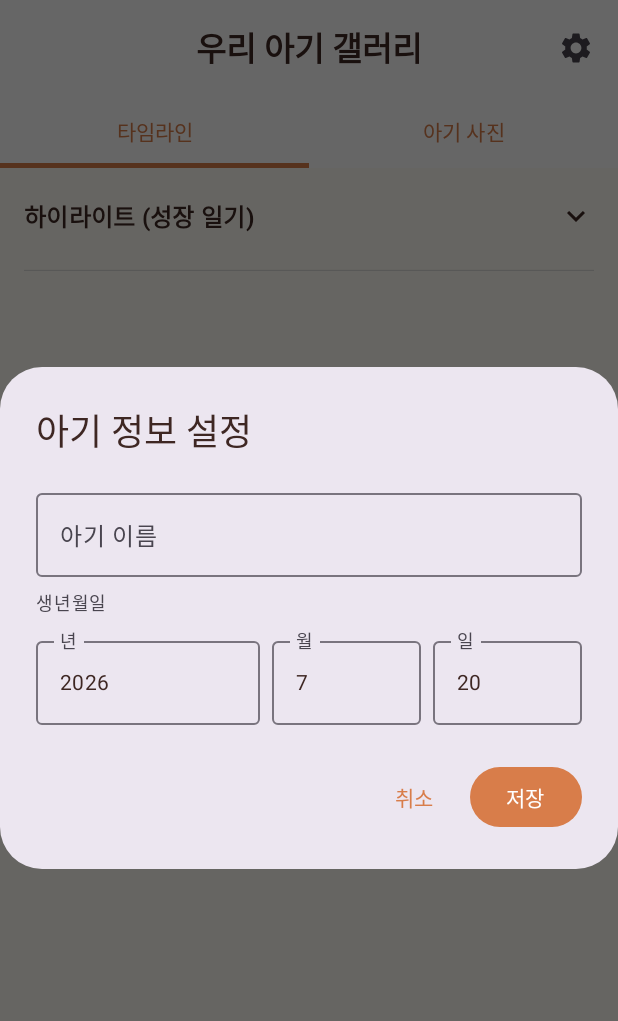
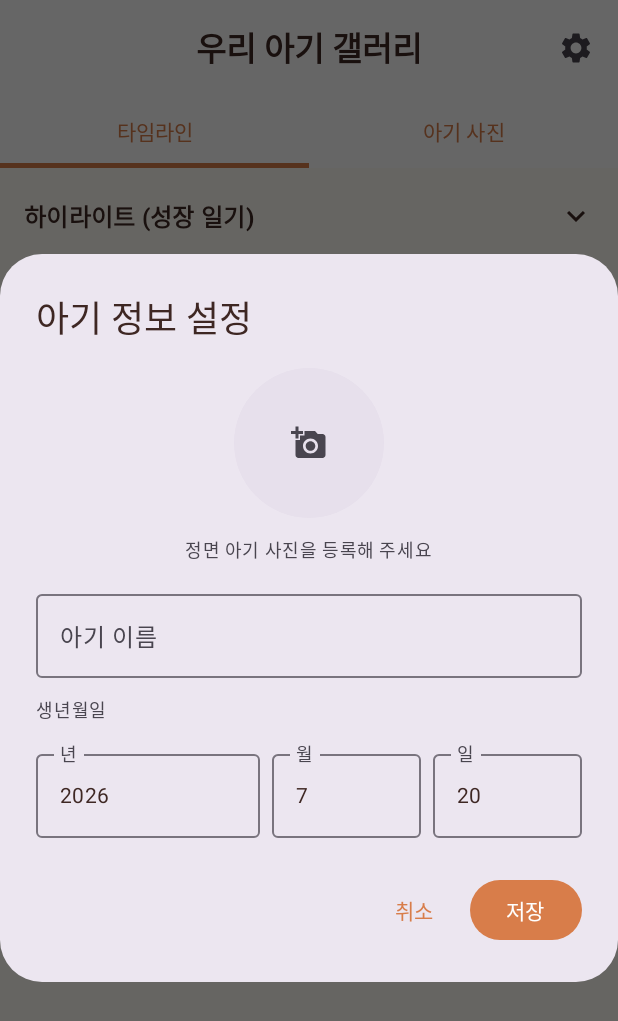
Before and after one commit to Hwang-Sungmin/Haru-i, an Android app built with Jetpack Compose: the screen it shows after launch (MainActivity), after a tap on "설정", on a phone screen of 412 x 824 dp. Shown: the top 1021 px of the screen. Run offline under Robolectric (Android 15) with nearby library versions, the light colour scheme and no system bars; our stand-ins replace Room's generated code; libraries missing offline, so code that uses them is left out: com.google.mlkit.vision, kotlinx.coroutines.tasks; pictures from the network do not load; 1 other tap on this screen came first.

Commit message:
feat: 네트워크 인터페이스 정의, 우리 아기 정밀 등록 기능 추가

```diff
--- a/app/src/main/java/com/sungmin/haru_i/data/BabyManager.kt
+++ b/app/src/main/java/com/sungmin/haru_i/data/BabyManager.kt
@@ -8,7 +8,8 @@ import kotlinx.coroutines.flow.asStateFlow
 
 data class BabyInfo(
     val name: String = "",
-    val birthday: Long = 0L // Timestamp in milliseconds
+    val birthday: Long = 0L, // Timestamp in milliseconds
+    val referencePhotoUri: String? = null // 기준 사진 URI 추가
 )
 
 class BabyManager(context: Context) {
@@ -20,15 +21,17 @@ class BabyManager(context: Context) {
     private fun loadBabyInfo(): BabyInfo {
         val name = prefs.getString("baby_name", "") ?: ""
         val birthday = prefs.getLong("baby_birthday", 0L)
-        return BabyInfo(name, birthday)
+        val photoUri = prefs.getString("baby_photo", null)
+        return BabyInfo(name, birthday, photoUri)
     }
 
-    fun updateBabyInfo(name: String, birthday: Long) {
+    fun updateBabyInfo(name: String, birthday: Long, photoUri: String? = null) {
         prefs.edit().apply {
             putString("baby_name", name)
             putLong("baby_birthday", birthday)
+            putString("baby_photo", photoUri ?: _babyInfo.value.referencePhotoUri)
             apply()
         }
-        _babyInfo.value = BabyInfo(name, birthday)
+        _babyInfo.value = BabyInfo(name, birthday, photoUri ?: _babyInfo.value.referencePhotoUri)
     }
 }
--- a/app/src/main/java/com/sungmin/haru_i/ui/gallery/GalleryScreen.kt
+++ b/app/src/main/java/com/sungmin/haru_i/ui/gallery/GalleryScreen.kt
@@ -1,8 +1,10 @@
 package com.sungmin.haru_i.ui.gallery
 
 import android.Manifest
+import android.net.Uri
 import android.os.Build
 import androidx.activity.compose.rememberLauncherForActivityResult
+import androidx.activity.result.PickVisualMediaRequest
 import androidx.activity.result.contract.ActivityResultContracts
 import androidx.compose.animation.AnimatedVisibility
 import androidx.compose.animation.expandVertically
@@ -12,6 +14,7 @@ import androidx.compose.foundation.background
 import androidx.compose.foundation.clickable
 import androidx.compose.foundation.combinedClickable
 import androidx.compose.foundation.layout.*
+import androidx.compose.foundation.lazy.LazyColumn
 import androidx.compose.foundation.lazy.LazyRow
 import androidx.compose.foundation.lazy.grid.*
 import androidx.compose.foundation.lazy.items
@@ -132,15 +135,17 @@ fun GalleryScreen(
             }
         }
     ) { paddingValues ->
+        val context = LocalContext.current
         Box(modifier = Modifier.fillMaxSize().padding(paddingValues)) {
             if (showSettingsDialog) {
                 val currentInfo = (uiState as? GalleryUiState.Success)?.babyInfo ?: BabyInfo()
                 BabySettingsDialog(
                     initialName = currentInfo.name,
                     initialBirthday = currentInfo.birthday,
+                    initialPhotoUri = currentInfo.referencePhotoUri,
                     onDismiss = { showSettingsDialog = false },
-                    onSave = { name, birthday ->
-                        viewModel.updateBabyInfo(name, birthday)
+                    onSave = { name, birthday, photoUri ->
+                        viewModel.updateBabyInfo(name, birthday, photoUri, context)
                         showSettingsDialog = false
                     }
                 )
@@ -283,82 +288,52 @@ fun BabyInfoBanner(babyInfo: BabyInfo) {
 }
 
 @Composable
-fun BabySettingsDialog(initialName: String, initialBirthday: Long, onDismiss: () -> Unit, onSave: (String, Long) -> Unit) {
+fun BabySettingsDialog(initialName: String, initialBirthday: Long, initialPhotoUri: String?, onDismiss: () -> Unit, onSave: (String, Long, Uri?) -> Unit) {
     var name by remember { mutableStateOf(initialName) }
+    var selectedPhotoUri by remember { mutableStateOf<Uri?>(initialPhotoUri?.let { Uri.parse(it) }) }
+    val photoPickerLauncher = rememberLauncherForActivityResult(contract = ActivityResultContracts.PickVisualMedia()) { uri -> if (uri != null) selectedPhotoUri = uri }
     val cal = Calendar.getInstance().apply { if (initialBirthday > 0) timeInMillis = initialBirthday }
     var year by remember { mutableStateOf(cal.get(Calendar.YEAR).toString()) }
     var month by remember { mutableStateOf((cal.get(Calendar.MONTH) + 1).toString()) }
     var day by remember { mutableStateOf(cal.get(Calendar.DAY_OF_MONTH).toString()) }
-
     AlertDialog(
-        onDismissRequest = onDismiss,
-        title = { Text("아기 정보 설정") },
+        onDismissRequest = onDismiss, title = { Text("아기 정보 설정") },
         text = {
-            Column(verticalArrangement = Arrangement.spacedBy(8.dp)) {
+            Column(verticalArrangement = Arrangement.spacedBy(12.dp)) {
+                Box(modifier = Modifier.size(100.dp).align(Alignment.CenterHorizontally).clip(CircleShape).background(MaterialTheme.colorScheme.surfaceVariant).clickable { photoPickerLauncher.launch(PickVisualMediaRequest(ActivityResultContracts.PickVisualMedia.ImageOnly)) }, contentAlignment = Alignment.Center) {
+                    if (selectedPhotoUri != null) AsyncImage(model = selectedPhotoUri, contentDescription = null, modifier = Modifier.fillMaxSize(), contentScale = ContentScale.Crop)
+                    else Icon(Icons.Default.AddAPhoto, null, tint = MaterialTheme.colorScheme.onSurfaceVariant)
+                }
+                Text("정면 아기 사진을 등록해 주세요", style = MaterialTheme.typography.bodySmall, modifier = Modifier.align(Alignment.CenterHorizontally))
                 OutlinedTextField(value = name, onValueChange = { name = it }, label = { Text("아기 이름") }, modifier = Modifier.fillMaxWidth())
-                Text("생년월일", style = MaterialTheme.typography.labelMedium)
-                Row(horizontalArrangement = Arrangement.spacedBy(8.dp)) {
-                    OutlinedTextField(value = year, onValueChange = { year = it }, label = { Text("년") }, modifier = Modifier.weight(1.5f))
-                    OutlinedTextField(value = month, onValueChange = { month = it }, label = { Text("월") }, modifier = Modifier.weight(1f))
-                    OutlinedTextField(value = day, onValueChange = { day = it }, label = { Text("일") }, modifier = Modifier.weight(1f))
-                }
+                Text("생년월일", style = MaterialTheme.typography.labelMedium); Row(horizontalArrangement = Arrangement.spacedBy(8.dp)) { OutlinedTextField(value = year, onValueChange = { year = it }, label = { Text("년") }, modifier = Modifier.weight(1.5f)); OutlinedTextField(value = month, onValueChange = { month = it }, label = { Text("월") }, modifier = Modifier.weight(1f)); OutlinedTextField(value = day, onValueChange = { day = it }, label = { Text("일") }, modifier = Modifier.weight(1f)) }
             }
         },
-        confirmButton = {
-            Button(onClick = {
-                val newCal = Calendar.getInstance().apply { set(year.toIntOrNull() ?: 2024, (month.toIntOrNull() ?: 1) - 1, day.toIntOrNull() ?: 1) }
-                onSave(name, newCal.timeInMillis)
-            }) { Text("저장") }
-        },
+        confirmButton = { Button(onClick = { val newCal = Calendar.getInstance().apply { set(year.toIntOrNull() ?: 2024, (month.toIntOrNull() ?: 1) - 1, day.toIntOrNull() ?: 1) }; onSave(name, newCal.timeInMillis, selectedPhotoUri) }) { Text("저장") } },
         dismissButton = { TextButton(onClick = onDismiss) { Text("취소") } }
     )
 }
 
 @Composable
-fun HighlightSection(
-    photos: List<Photo>,
-    albums: List<AlbumEntity>,
-    babyBirthday: Long,
-    selectionMode: Boolean,
-    selectedPhotos: Set<Long>,
-    onToggleFavorite: (Photo) -> Unit,
-    onUpdateMemo: (Photo, String) -> Unit,
-    onPhotoClick: (Photo) -> Unit,
-    onPhotoSelect: (Long) -> Unit,
-    onAlbumClick: (AlbumEntity) -> Unit,
-    onLongClick: (Photo) -> Unit
-) {
+fun HighlightSection(photos: List<Photo>, albums: List<AlbumEntity>, babyBirthday: Long, selectionMode: Boolean, selectedPhotos: Set<Long>, onToggleFavorite: (Photo) -> Unit, onUpdateMemo: (Photo, String) -> Unit, onPhotoClick: (Photo) -> Unit, onPhotoSelect: (Long) -> Unit, onAlbumClick: (AlbumEntity) -> Unit, onLongClick: (Photo) -> Unit) {
     var isExpanded by remember { mutableStateOf(true) }
     Column(modifier = Modifier.padding(vertical = 12.dp)) {
-        Row(
-            modifier = Modifier.fillMaxWidth().clickable { isExpanded = !isExpanded }.padding(horizontal = 16.dp, vertical = 8.dp),
-            horizontalArrangement = Arrangement.SpaceBetween,
-            verticalAlignment = Alignment.CenterVertically
-        ) {
+        Row(modifier = Modifier.fillMaxWidth().clickable { isExpanded = !isExpanded }.padding(horizontal = 16.dp, vertical = 8.dp), horizontalArrangement = Arrangement.SpaceBetween, verticalAlignment = Alignment.CenterVertically) {
             Text(text = "하이라이트 (성장 일기)", style = MaterialTheme.typography.titleMedium.copy(fontWeight = FontWeight.Bold))
             Icon(imageVector = if (isExpanded) Icons.Default.KeyboardArrowUp else Icons.Default.KeyboardArrowDown, contentDescription = null)
         }
-
         AnimatedVisibility(visible = isExpanded, enter = expandVertically(), exit = shrinkVertically()) {
             LazyRow(contentPadding = PaddingValues(horizontal = 16.dp), horizontalArrangement = Arrangement.spacedBy(16.dp)) {
-                items(albums, key = { "album_${it.id}" }) { album ->
-                    AlbumFolderItem(album = album, photos = photos.filter { it.albumId == album.id }, onClick = { onAlbumClick(album) })
-                }
+                items(albums, key = { "album_${it.id}" }) { album -> AlbumFolderItem(album = album, photos = photos.filter { it.albumId == album.id }, onClick = { onAlbumClick(album) }) }
                 items(photos.filter { it.albumId == null }, key = { "photo_${it.id}" }) { photo ->
                     var showMemoDialog by remember { mutableStateOf(false) }
                     if (showMemoDialog) MemoDialog(photo = photo, onDismiss = { showMemoDialog = false }, onSave = { onUpdateMemo(photo, it) })
                     Column(modifier = Modifier.width(160.dp)) {
                         Box(modifier = Modifier.size(160.dp).clip(RoundedCornerShape(20.dp))) {
-                            val lines = photo.memo.split("\n")
-                            PhotoItem(
-                                photo = photo, babyBirthday = babyBirthday, selectionMode = selectionMode, isSelected = selectedPhotos.contains(photo.id),
-                                onToggleFavorite = onToggleFavorite, onClick = { if (selectionMode) onPhotoSelect(photo.id) else onPhotoClick(photo) },
-                                onLongClick = { onLongClick(photo) }, displayDate = if (lines.isNotEmpty() && lines[0].contains("일")) lines[0] else null
-                            )
+                            val lines = photo.memo.split("\n"); PhotoItem(photo = photo, babyBirthday = babyBirthday, selectionMode = selectionMode, isSelected = selectedPhotos.contains(photo.id), onToggleFavorite = onToggleFavorite, onClick = { if (selectionMode) onPhotoSelect(photo.id) else onPhotoClick(photo) }, onLongClick = { onLongClick(photo) }, displayDate = if (lines.isNotEmpty() && lines[0].contains("일")) lines[0] else null)
                         }
                         if (photo.memo.isNotEmpty()) {
-                            val lines = photo.memo.split("\n")
-                            val content = if (lines.size > 1) lines.drop(1).joinToString("\n").trim() else if (lines.isNotEmpty() && !lines[0].contains("일")) lines[0] else ""
+                            val lines = photo.memo.split("\n"); val content = if (lines.size > 1) lines.drop(1).joinToString("\n").trim() else if (lines.isNotEmpty() && !lines[0].contains("일")) lines[0] else ""
                             if (content.isNotEmpty()) Text(text = content, modifier = Modifier.padding(top = 8.dp, start = 4.dp).clickable { showMemoDialog = true }, style = MaterialTheme.typography.bodySmall.copy(fontStyle = androidx.compose.ui.text.font.FontStyle.Italic, color = MaterialTheme.colorScheme.secondary), maxLines = 2, overflow = androidx.compose.ui.text.style.TextOverflow.Ellipsis)
                         } else Text(text = "메모를 남겨보세요...", modifier = Modifier.padding(top = 8.dp, start = 4.dp).clickable { showMemoDialog = true }, style = MaterialTheme.typography.bodySmall.copy(color = Color.LightGray))
                     }
@@ -374,14 +349,8 @@ fun AlbumFolderItem(album: AlbumEntity, photos: List<Photo>, onClick: () -> Unit
     Column(modifier = Modifier.width(160.dp).clickable { onClick() }, horizontalAlignment = Alignment.CenterHorizontally) {
         Box(modifier = Modifier.size(160.dp).background(Color.LightGray.copy(alpha = 0.3f), RoundedCornerShape(20.dp)).padding(8.dp)) {
             Column(verticalArrangement = Arrangement.spacedBy(4.dp)) {
-                Row(modifier = Modifier.weight(1f), horizontalArrangement = Arrangement.spacedBy(4.dp)) {
-                    AlbumPreviewImage(photos.getOrNull(0), Modifier.weight(1f))
-                    AlbumPreviewImage(photos.getOrNull(1), Modifier.weight(1f))
-                }
-                Row(modifier = Modifier.weight(1f), horizontalArrangement = Arrangement.spacedBy(4.dp)) {
-                    AlbumPreviewImage(photos.getOrNull(2), Modifier.weight(1f))
-                    AlbumPreviewImage(photos.getOrNull(3), Modifier.weight(1f))
-                }
+                Row(modifier = Modifier.weight(1f), horizontalArrangement = Arrangement.spacedBy(4.dp)) { AlbumPreviewImage(photos.getOrNull(0), Modifier.weight(1f)); AlbumPreviewImage(photos.getOrNull(1), Modifier.weight(1f)) }
+                Row(modifier = Modifier.weight(1f), horizontalArrangement = Arrangement.spacedBy(4.dp)) { AlbumPreviewImage(photos.getOrNull(2), Modifier.weight(1f)); AlbumPreviewImage(photos.getOrNull(3), Modifier.weight(1f)) }
             }
         }
         Text(text = album.name, style = MaterialTheme.typography.labelLarge.copy(fontWeight = FontWeight.Bold), modifier = Modifier.padding(top = 8.dp), maxLines = 1)
@@ -399,12 +368,7 @@ fun AlbumPreviewImage(photo: Photo?, modifier: Modifier) {
 fun MemoDialog(photo: Photo, onDismiss: () -> Unit, onSave: (String) -> Unit) {
     val defaultDate = DateUtils.formatDate(if (photo.dateTaken > 0) photo.dateTaken else photo.dateAdded * 1000L)
     var memo by remember { mutableStateOf(photo.memo.ifEmpty { "$defaultDate\n" }) }
-    AlertDialog(
-        onDismissRequest = onDismiss, title = { Text("오늘의 기록") },
-        text = { OutlinedTextField(value = memo, onValueChange = { memo = it }, label = { Text("당시 상황이나 느낌을 적어주세요") }, modifier = Modifier.fillMaxWidth(), minLines = 3) },
-        confirmButton = { Button(onClick = { onSave(memo) }) { Text("저장") } },
-        dismissButton = { TextButton(onClick = onDismiss) { Text("취소") } }
-    )
+    AlertDialog(onDismissRequest = onDismiss, title = { Text("오늘의 기록") }, text = { OutlinedTextField(value = memo, onValueChange = { memo = it }, label = { Text("당시 상황이나 느낌을 적어주세요") }, modifier = Modifier.fillMaxWidth(), minLines = 3) }, confirmButton = { Button(onClick = { onSave(memo) }) { Text("저장") } }, dismissButton = { TextButton(onClick = onDismiss) { Text("취소") } })
 }
 
 @OptIn(ExperimentalMaterial3Api::class)
@@ -422,9 +386,7 @@ fun TimelineGrid(state: LazyGridState, groupedPhotos: Map<String, List<Photo>>,
                             Text(text = selectedMonth, style = MaterialTheme.typography.titleLarge.copy(fontWeight = FontWeight.Bold, color = MaterialTheme.colorScheme.primary))
                             Icon(imageVector = if (expanded) Icons.Default.KeyboardArrowUp else Icons.Default.KeyboardArrowDown, contentDescription = null, tint = MaterialTheme.colorScheme.primary, modifier = Modifier.padding(start = 4.dp))
                         }
-                        ExposedDropdownMenu(expanded = expanded, onDismissRequest = { expanded = false }) {
-                            months.forEach { DropdownMenuItem(text = { Text(it) }, onClick = { onMonthSelect(it); expanded = false }) }
-                        }
+                        ExposedDropdownMenu(expanded = expanded, onDismissRequest = { expanded = false }) { months.forEach { DropdownMenuItem(text = { Text(it) }, onClick = { onMonthSelect(it); expanded = false }) } }
                     }
                     val isAnalyzing = analyzingMonths.contains(selectedMonth)
                     TextButton(onClick = { onAnalyzeMonth(selectedMonth, photosToShow) }, enabled = !isAnalyzing) {
@@ -469,50 +431,20 @@ fun PhotoItem(photo: Photo, babyBirthday: Long, onToggleFavorite: (Photo) -> Uni
 }
 
 @Composable
-fun AlbumSelectionDialog(
-    albums: List<AlbumEntity>,
-    onAlbumSelected: (AlbumEntity) -> Unit,
-    onCreateNewAlbum: () -> Unit,
-    onDismiss: () -> Unit
-) {
+fun AlbumSelectionDialog(albums: List<AlbumEntity>, onAlbumSelected: (AlbumEntity) -> Unit, onCreateNewAlbum: () -> Unit, onDismiss: () -> Unit) {
     AlertDialog(
-        onDismissRequest = onDismiss,
-        title = { Text("앨범 선택") },
+        onDismissRequest = onDismiss, title = { Text("앨범 선택") },
         text = {
             Column(modifier = Modifier.fillMaxWidth()) {
-                TextButton(
-                    onClick = onCreateNewAlbum,
-                    modifier = Modifier.fillMaxWidth()
-                ) {
-                    Row(verticalAlignment = Alignment.CenterVertically) {
-                        Icon(Icons.Default.Add, contentDescription = null)
-                        Spacer(Modifier.width(8.dp))
-                        Text("새 앨범 만들기")
-                    }
-                }
-
+                TextButton(onClick = onCreateNewAlbum, modifier = Modifier.fillMaxWidth()) { Row(verticalAlignment = Alignment.CenterVertically) { Icon(Icons.Default.Add, null); Spacer(Modifier.width(8.dp)); Text("새 앨범 만들기") } }
                 if (albums.isNotEmpty()) {
                     HorizontalDivider(modifier = Modifier.padding(vertical = 8.dp))
                     Text("기존 앨범에 추가", style = MaterialTheme.typography.labelSmall, color = Color.Gray, modifier = Modifier.padding(start = 8.dp, bottom = 4.dp))
-
-                    Box(modifier = Modifier.heightIn(max = 300.dp)) {
-                        androidx.compose.foundation.lazy.LazyColumn {
-                            items(albums) { album ->
-                                ListItem(
-                                    headlineContent = { Text(album.name) },
-                                    leadingContent = { Icon(Icons.Default.Folder, contentDescription = null) },
-                                    modifier = Modifier.clickable { onAlbumSelected(album) }
-                                )
-                            }
-                        }
-                    }
+                    Box(modifier = Modifier.heightIn(max = 300.dp)) { LazyColumn { items(albums) { album -> ListItem(headlineContent = { Text(album.name) }, leadingContent = { Icon(Icons.Default.Folder, null) }, modifier = Modifier.clickable { onAlbumSelected(album) }) } } }
                 }
             }
         },
-        confirmButton = {},
-        dismissButton = {
-            TextButton(onClick = onDismiss) { Text("취소") }
-        }
+        confirmButton = {}, dismissButton = { TextButton(onClick = onDismiss) { Text("취소") } }
     )
 }
 
```
Also changed, not shown: app/src/main/java/com/sungmin/haru_i/data/remote/ApiService.kt (added, +33 -0 lines), app/src/main/java/com/sungmin/haru_i/data/remote/RetrofitClient.kt (added, +30 -0 lines), app/src/main/java/com/sungmin/haru_i/ui/gallery/GalleryViewModel.kt (+39 -5 lines), app/src/main/java/com/sungmin/haru_i/util/Config.kt (+4 -4 lines).
